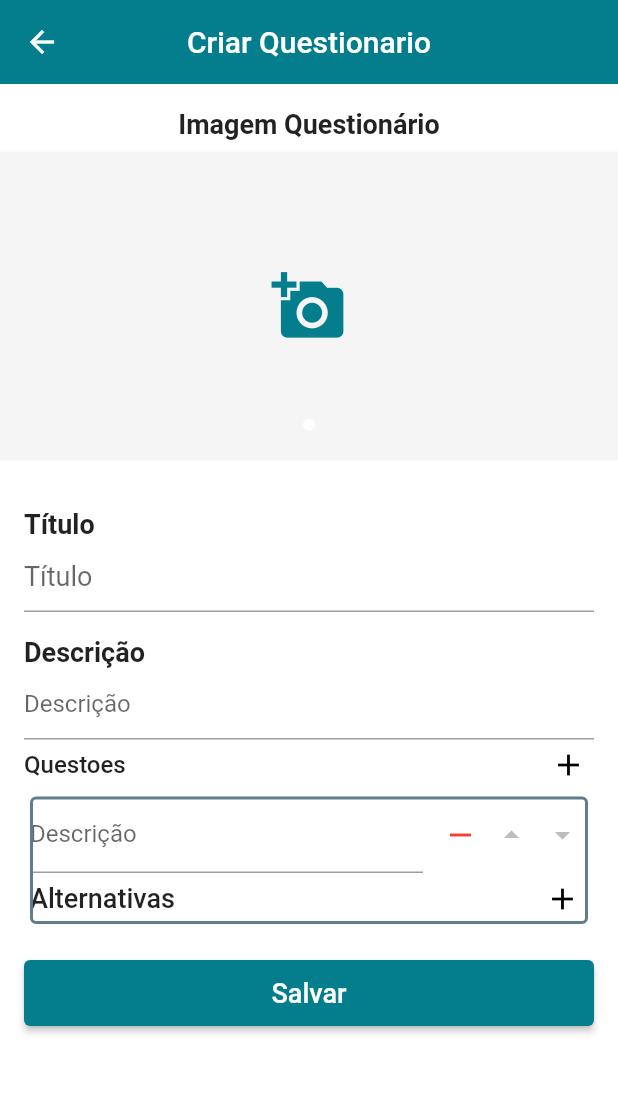
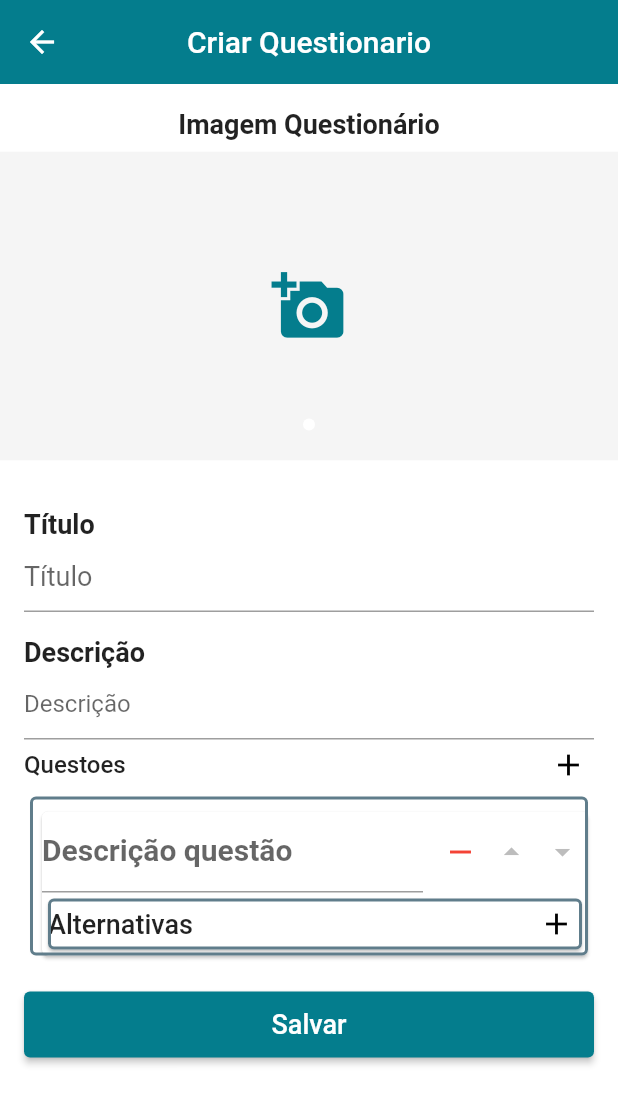
Before and after one commit to egueiber/AMesa, a Flutter app: the EditQuestionarioScreen screen opened by its route, after a tap on the "add" icon, on a phone screen of 412 x 824 dp. Shown: the top 1104 px of the screen. Run offline on Flutter 3.47's test engine with Material 2 defaults, Android fonts, the phone set to English and light mode, and no system bars; drawn by our look-alikes of carousel_pro; our stand-ins replace cloud_firestore, firebase_auth, firebase_core, firebase_storage, image_cropper, image_picker and 1 more; missing offline and left inert: alphabet_list_scroll_view; accounts and stored records are empty.

Commit message:
Alternativas box

```diff
--- a/lib/views/questionario/edit/componentes/alternativaform.dart
+++ b/lib/views/questionario/edit/componentes/alternativaform.dart
@@ -18,7 +18,10 @@ class AlternativaForm extends StatelessWidget {
         return null;
       },
       builder: (state) {
-        return Container(
+        return Card(
+            shape: RoundedRectangleBorder(
+                side: new BorderSide(color: Colors.blueGrey, width: 2.0),
+                borderRadius: BorderRadius.circular(4.0)),
             child: Column(
               children: <Widget>[
                 Row(
@@ -26,7 +29,8 @@ class AlternativaForm extends StatelessWidget {
                     Expanded(
                       child: Text(
                         'Alternativas',
-                    style: TextStyle(fontSize: 18, fontWeight: FontWeight.w500),
+                        style: TextStyle(
+                            fontSize: 18, fontWeight: FontWeight.w500),
                       ),
                     ),
                     CustomIconButton(
--- a/lib/views/questionario/edit/componentes/editalternativa.dart
+++ b/lib/views/questionario/edit/componentes/editalternativa.dart
@@ -28,9 +28,9 @@ class EditAlternativa extends StatelessWidget {
               child: TextFormField(
                 initialValue: alternativa.descricao,
                 decoration: const InputDecoration(
-                  labelText: 'Descrição',
-                  isDense: true,
-                ),
+                    labelText: 'Descrição alternativa:',
+                    isDense: true,
+                    labelStyle: TextStyle(fontSize: 18)),
                 validator: (descricao) {
                   if (descricao.isEmpty) return 'Inválido';
                   return null;
--- a/lib/views/questionario/edit/componentes/editquestao.dart
+++ b/lib/views/questionario/edit/componentes/editquestao.dart
@@ -15,15 +15,19 @@ class EditQuestao extends StatelessWidget {
 
   @override
   Widget build(BuildContext context) {
-    return Wrap(children: <Widget>[
+    return Card(
+        margin: const EdgeInsets.only(top: 10, left: 8),
+        child: Wrap(children: <Widget>[
           Row(children: <Widget>[
             Expanded(
               flex: 1,
               child: TextFormField(
                 initialValue: questao.descricao,
                 decoration: const InputDecoration(
-              labelText: 'Descrição',
+                  labelText: 'Descrição questão',
                   isDense: true,
+                  labelStyle:
+                      TextStyle(fontSize: 20, fontWeight: FontWeight.bold),
                 ),
                 validator: (descricao) {
                   if (descricao.isEmpty) return 'Inválido';
@@ -78,6 +82,6 @@ class EditQuestao extends StatelessWidget {
       )*/
           ]),
           AlternativaForm(questao),
-    ]);
+        ]));
   }
 }
```
Lines whose indentation alone changed are shown as unchanged.
